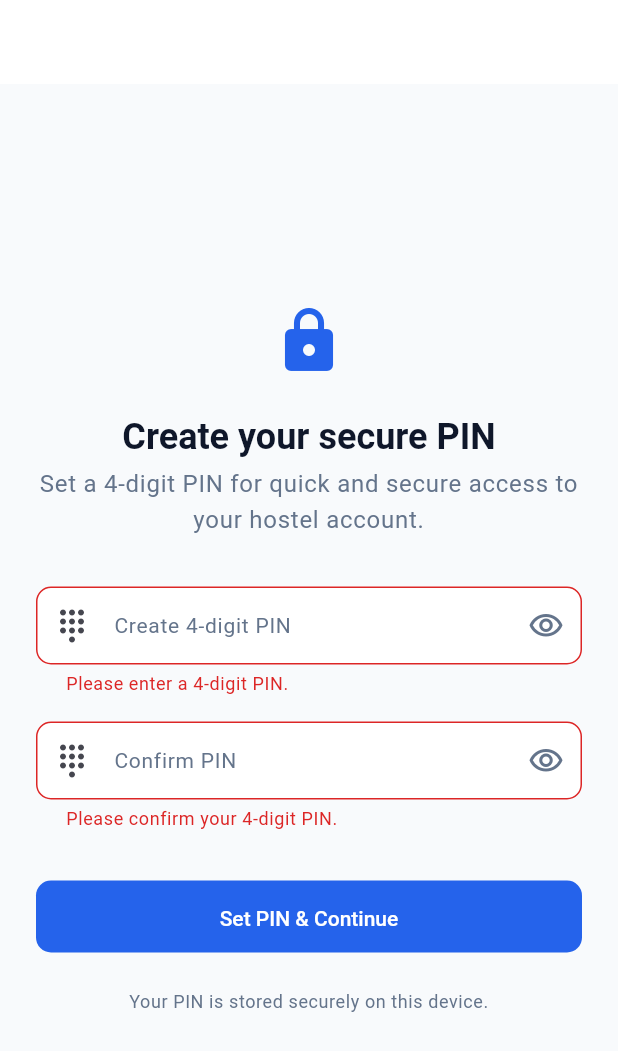
After one commit to AflahShadilk/hostel_management, a Flutter app: the PinSetupPage screen opened by its route, after a tap on "Set PIN & Continue", on a phone screen of 412 x 824 dp. The commit adds this screen. Shown: the top 1051 px of the screen. Run offline on Flutter 3.47's test engine with Material 3 defaults, Android fonts, the phone set to English and light mode, and no system bars; our stand-ins replace equatable, flutter_bloc, flutter_secure_storage, get_it, go_router, sqflite; accounts and stored records are empty.

Commit message:
feat(auth): add secure PIN setup flow

```diff
--- a/lib/features/auth/presentation/cubit/auth_cubit.dart
+++ b/lib/features/auth/presentation/cubit/auth_cubit.dart
@@ -123,7 +123,8 @@ class AuthCubit extends Cubit<AuthState> {
   Future<void> setupPin(String pin) async {
     if (state.status == AuthStatus.loading) return;
 
-    if (state.status != AuthStatus.registrationPendingPin ||
+    final canRetry = state.status == AuthStatus.failure && state.user != null;
+    if ((state.status != AuthStatus.registrationPendingPin && !canRetry) ||
         state.user == null) {
       return;
     }
--- a/lib/features/auth/presentation/cubit/auth_form_cubit.dart
+++ b/lib/features/auth/presentation/cubit/auth_form_cubit.dart
@@ -17,6 +17,10 @@ class AuthFormCubit extends Cubit<AuthFormState> {
     emit(state.copyWith(obscurePin: !state.obscurePin));
   }
 
+  void toggleConfirmPinVisibility() {
+    emit(state.copyWith(obscureConfirmPin: !state.obscureConfirmPin));
+  }
+
   void selectLoginMode(AuthLoginMode mode) {
     emit(state.copyWith(loginMode: mode));
   }
--- a/lib/features/auth/presentation/cubit/auth_form_state.dart
+++ b/lib/features/auth/presentation/cubit/auth_form_state.dart
@@ -6,12 +6,14 @@ class AuthFormState extends Equatable {
   final bool obscurePassword;
   final bool obscureConfirmPassword;
   final bool obscurePin;
+  final bool obscureConfirmPin;
   final AuthLoginMode loginMode;
 
   const AuthFormState({
     this.obscurePassword = true,
     this.obscureConfirmPassword = true,
     this.obscurePin = true,
+    this.obscureConfirmPin = true,
     this.loginMode = AuthLoginMode.password,
   });
 
@@ -19,6 +21,7 @@ class AuthFormState extends Equatable {
     bool? obscurePassword,
     bool? obscureConfirmPassword,
     bool? obscurePin,
+    bool? obscureConfirmPin,
     AuthLoginMode? loginMode,
   }) {
     return AuthFormState(
@@ -26,6 +29,7 @@ class AuthFormState extends Equatable {
       obscureConfirmPassword:
           obscureConfirmPassword ?? this.obscureConfirmPassword,
       obscurePin: obscurePin ?? this.obscurePin,
+      obscureConfirmPin: obscureConfirmPin ?? this.obscureConfirmPin,
       loginMode: loginMode ?? this.loginMode,
     );
   }
@@ -35,6 +39,7 @@ class AuthFormState extends Equatable {
         obscurePassword,
         obscureConfirmPassword,
         obscurePin,
+        obscureConfirmPin,
         loginMode,
       ];
 }
--- /dev/null
+++ b/lib/features/auth/presentation/pages/pin_setup_page.dart
@@ -0,0 +1,239 @@
+import 'package:flutter/material.dart';
+import 'package:flutter/services.dart';
+import 'package:flutter_bloc/flutter_bloc.dart';
+import 'package:go_router/go_router.dart';
+
+import '../../../../core/constants/app_spacing.dart';
+import '../../../../core/router/app_routes.dart';
+import '../../../../core/theme/app_colors.dart';
+import '../../../../core/widgets/app_button.dart';
+import '../../../../core/widgets/app_text_field.dart';
+import '../cubit/auth_cubit.dart';
+import '../cubit/auth_state.dart';
+import '../cubit/auth_form_cubit.dart';
+import '../cubit/auth_form_state.dart';
+
+class PinSetupPage extends StatefulWidget {
+  const PinSetupPage({super.key});
+
+  @override
+  State<PinSetupPage> createState() => _PinSetupPageState();
+}
+
+class _PinSetupPageState extends State<PinSetupPage> {
+  final _formKey = GlobalKey<FormState>();
+  final _pinController = TextEditingController();
+  final _confirmPinController = TextEditingController();
+
+  @override
+  void dispose() {
+    _pinController.dispose();
+    _confirmPinController.dispose();
+    super.dispose();
+  }
+
+  void _submit(BuildContext context) {
+    FocusScope.of(context).unfocus();
+
+    if (_formKey.currentState?.validate() ?? false) {
+      context.read<AuthCubit>().setupPin(_pinController.text);
+    }
+  }
+
+  @override
+  Widget build(BuildContext context) {
+    return BlocProvider(
+      create: (_) => AuthFormCubit(),
+      child: BlocListener<AuthCubit, AuthState>(
+        listenWhen: (previous, current) =>
+            previous.status != current.status ||
+            previous.errorMessage != current.errorMessage,
+        listener: (context, state) {
+          if (state.status == AuthStatus.failure &&
+              state.errorMessage != null) {
+            ScaffoldMessenger.of(context).showSnackBar(
+              SnackBar(
+                content: Text(state.errorMessage!),
+                backgroundColor: AppColors.error,
+              ),
+            );
+          } else if (state.status == AuthStatus.authenticated) {
+            context.pushReplacementNamed(AppRoutes.homeName);
+          }
+        },
+        child: Scaffold(
+          backgroundColor: AppColors.background,
+          appBar: AppBar(
+            title: const Text('Set Up PIN'),
+            automaticallyImplyLeading: false, // Prevent back navigation
+          ),
+          body: SafeArea(
+            child: Center(
+              child: ConstrainedBox(
+                constraints: const BoxConstraints(maxWidth: 600),
+                child: SingleChildScrollView(
+                  padding: const EdgeInsets.all(AppSpacing.lg),
+                  child: Builder(builder: (context) {
+                    return Form(
+                      key: _formKey,
+                      child: Column(
+                        crossAxisAlignment: CrossAxisAlignment.stretch,
+                        children: [
+                          const Icon(
+                            Icons.lock_rounded,
+                            size: 48,
+                            color: AppColors.primary,
+                          ),
+                          const SizedBox(height: AppSpacing.lg),
+                          Text(
+                            'Create your secure PIN',
+                            style: Theme.of(context)
+                                .textTheme
+                                .headlineSmall
+                                ?.copyWith(
+                                  fontWeight: FontWeight.bold,
+                                  color: AppColors.textPrimary,
+                                ),
+                            textAlign: TextAlign.center,
+                          ),
+                          const SizedBox(height: AppSpacing.xs),
+                          Text(
+                            'Set a 4-digit PIN for quick and secure access to your hostel account.',
+                            style:
+                                Theme.of(context).textTheme.bodyLarge?.copyWith(
+                                      color: AppColors.textSecondary,
+                                    ),
+                            textAlign: TextAlign.center,
+                          ),
+                          const SizedBox(height: AppSpacing.xl),
+
+                          // Create PIN Field
+                          BlocSelector<AuthFormCubit, AuthFormState, bool>(
+                            selector: (state) => state.obscurePin,
+                            builder: (context, obscurePin) {
+                              return AppTextField(
+                                controller: _pinController,
+                                label: 'Create 4-digit PIN',
+                                prefixIcon: const Icon(Icons.dialpad_rounded),
+                                obscureText: obscurePin,
+                                keyboardType: TextInputType.number,
+                                textInputAction: TextInputAction.next,
+                                maxLength: 4,
+                                inputFormatters: [
+                                  FilteringTextInputFormatter.digitsOnly,
+                                  LengthLimitingTextInputFormatter(4),
+                                ],
+                                suffixIcon: IconButton(
+                                  icon: Icon(
+                                    obscurePin
+                                        ? Icons.visibility_outlined
+                                        : Icons.visibility_off_outlined,
+                                    color: AppColors.textSecondary,
+                                  ),
+                                  onPressed: () => context
+                                      .read<AuthFormCubit>()
+                                      .togglePinVisibility(),
+                                  tooltip: obscurePin ? 'Show PIN' : 'Hide PIN',
+                                ),
+                                validator: (value) {
+                                  if (value == null || value.isEmpty) {
+                                    return 'Please enter a 4-digit PIN.';
+                                  }
+                                  if (value.length != 4) {
+                                    return 'PIN must contain exactly 4 digits.';
+                                  }
+                                  return null;
+                                },
+                              );
+                            },
+                          ),
+
+                          const SizedBox(height: AppSpacing.md),
+
+                          // Confirm PIN Field
+                          BlocSelector<AuthFormCubit, AuthFormState, bool>(
+                            selector: (state) => state.obscureConfirmPin,
+                            builder: (context, obscureConfirmPin) {
+                              return AppTextField(
+                                controller: _confirmPinController,
+                                label: 'Confirm PIN',
+                                prefixIcon: const Icon(Icons.dialpad_rounded),
+                                obscureText: obscureConfirmPin,
+                                keyboardType: TextInputType.number,
+                                textInputAction: TextInputAction.done,
+                                maxLength: 4,
+                                inputFormatters: [
+                                  FilteringTextInputFormatter.digitsOnly,
+                                  LengthLimitingTextInputFormatter(4),
+                                ],
+                                onFieldSubmitted: (_) => _submit(context),
+                                suffixIcon: IconButton(
+                                  icon: Icon(
+                                    obscureConfirmPin
+                                        ? Icons.visibility_outlined
+                                        : Icons.visibility_off_outlined,
+                                    color: AppColors.textSecondary,
+                                  ),
+                                  onPressed: () => context
+                                      .read<AuthFormCubit>()
+                                      .toggleConfirmPinVisibility(),
+                                  tooltip: obscureConfirmPin
+                                      ? 'Show PIN'
+                                      : 'Hide PIN',
+                                ),
+                                validator: (value) {
+                                  if (value == null || value.isEmpty) {
+                                    return 'Please confirm your 4-digit PIN.';
+                                  }
+                                  if (value.length != 4) {
+                                    return 'PIN must contain exactly 4 digits.';
+                                  }
+                                  if (value != _pinController.text) {
+                                    return 'PINs do not match.';
+                                  }
+                                  return null;
+                                },
+                              );
+                            },
+                          ),
+
+                          const SizedBox(height: AppSpacing.xl),
+
+                          // Set PIN Button
+                          BlocSelector<AuthCubit, AuthState, bool>(
+                            selector: (state) =>
+                                state.status == AuthStatus.loading,
+                            builder: (context, isLoading) {
+                              return AppButton(
+                                label: 'Set PIN & Continue',
+                                isLoading: isLoading,
+                                isFullWidth: true,
+                                onPressed:
+                                    isLoading ? null : () => _submit(context),
+                              );
+                            },
+                          ),
+
+                          const SizedBox(height: AppSpacing.lg),
+
+                          Text(
+                            'Your PIN is stored securely on this device.',
+                            style:
+                                Theme.of(context).textTheme.bodySmall?.copyWith(
+                                      color: AppColors.textSecondary,
+                                    ),
+                            textAlign: TextAlign.center,
+                          ),
+                        ],
+                      ),
+                    );
+                  }),
+                ),
+              ),
+            ),
+          ),
+        ),
+      ),
+    );
+  }
+}
```
Also changed, not shown: lib/core/router/app_router.dart (+2 -15 lines), 2 other files.
